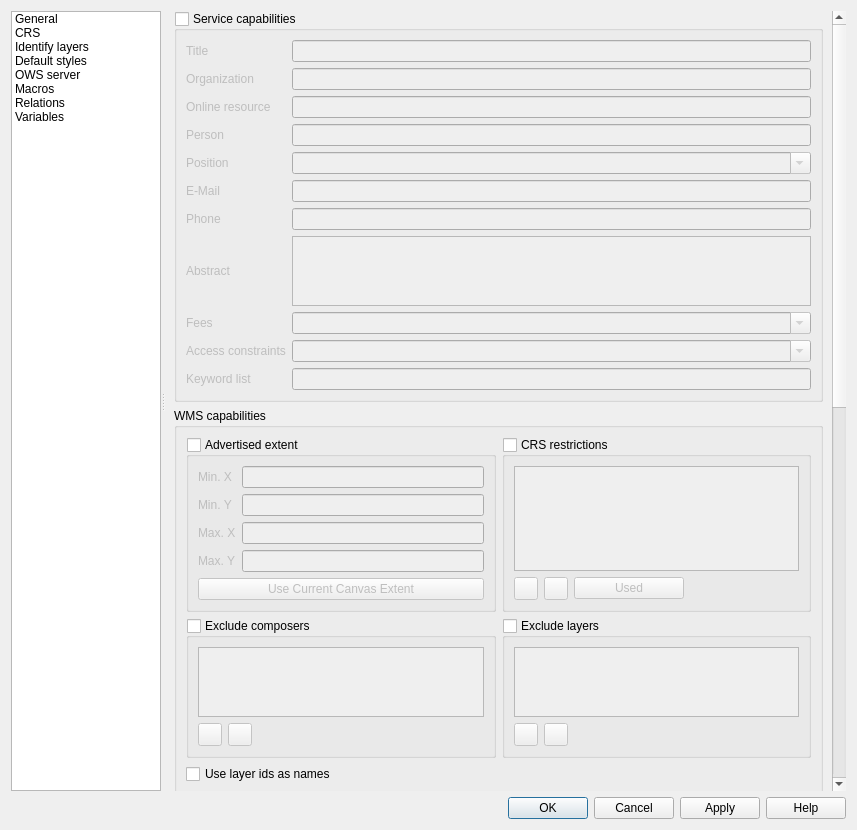
This is src/ui/qgsprojectpropertiesbase.ui in qgis/QGIS as Qt 5 draws it before an edit. The edited form follows.
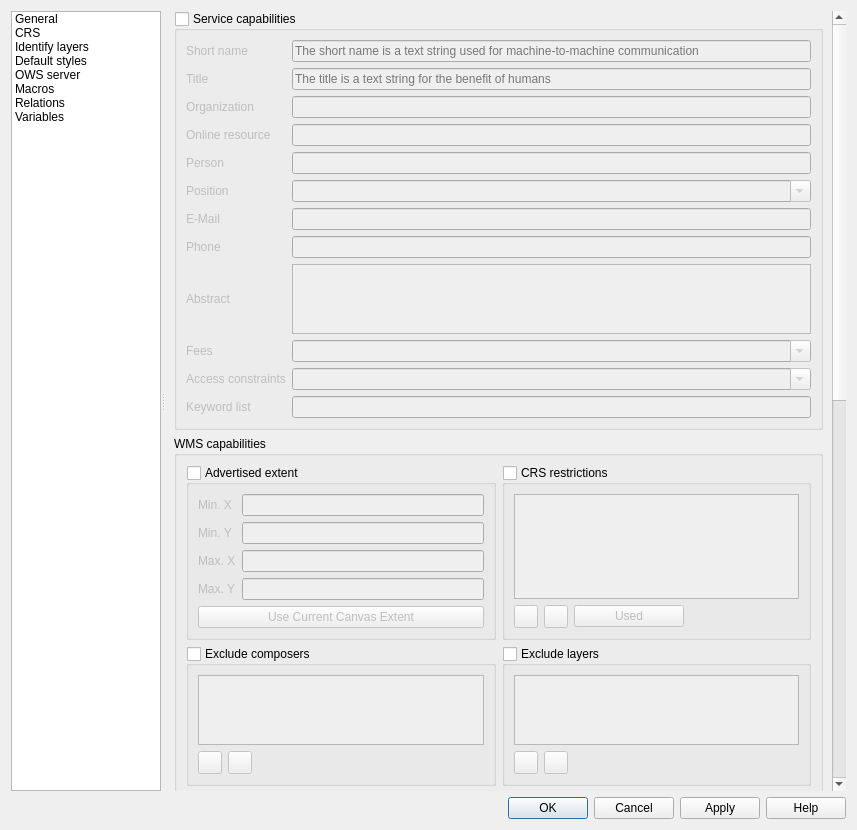
This is the edited form. The open tabs and pages were chosen to show the change. Icons and pictures are not drawn. Custom widgets are drawn as their Qt base class.

Commit message: [FEATURE][QGIS Server] Add short name to layers, groups and project

The edit to the form file:
```diff
--- a/src/ui/qgsprojectpropertiesbase.ui
+++ b/src/ui/qgsprojectpropertiesbase.ui
@@ -1449,7 +1449,7 @@
                   <string notr="true">projowsserver</string>
                  </property>
                  <layout class="QGridLayout" name="gridLayout_6">
-                  <item row="0" column="0">
+                  <item row="1" column="0">
                    <widget class="QLabel" name="label_10">
                     <property name="text">
                      <string>Title</string>
@@ -1459,17 +1459,17 @@
                     </property>
                    </widget>
                   </item>
-                  <item row="2" column="1">
+                  <item row="3" column="1">
                    <widget class="QLineEdit" name="mWMSOnlineResourceLineEdit"/>
                   </item>
-                  <item row="2" column="0">
+                  <item row="3" column="0">
                    <widget class="QLabel" name="mWMSOnlineResourceLabel">
                     <property name="text">
                      <string>Online resource</string>
                     </property>
                    </widget>
                   </item>
-                  <item row="3" column="0">
+                  <item row="4" column="0">
                    <widget class="QLabel" name="label_9">
                     <property name="text">
                      <string>Person</string>
@@ -1479,23 +1479,23 @@
                     </property>
                    </widget>
                   </item>
-                  <item row="5" column="1">
+                  <item row="6" column="1">
                    <widget class="QLineEdit" name="mWMSContactMail"/>
                   </item>
-                  <item row="3" column="1">
+                  <item row="4" column="1">
                    <widget class="QLineEdit" name="mWMSContactPerson"/>
                   </item>
-                  <item row="5" column="0">
+                  <item row="6" column="0">
                    <widget class="QLabel" name="label_13">
                     <property name="text">
                      <string>E-Mail</string>
                     </property>
                    </widget>
                   </item>
-                  <item row="1" column="1">
+                  <item row="2" column="1">
                    <widget class="QLineEdit" name="mWMSContactOrganization"/>
                   </item>
-                  <item row="6" column="0">
+                  <item row="7" column="0">
                    <widget class="QLabel" name="label_12">
                     <property name="text">
                      <string>Phone</string>
@@ -1505,10 +1505,14 @@
                     </property>
                    </widget>
                   </item>
-                  <item row="0" column="1">
-                   <widget class="QLineEdit" name="mWMSTitle"/>
+                  <item row="1" column="1">
+                   <widget class="QLineEdit" name="mWMSTitle">
+                    <property name="placeholderText">
+                     <string>The title is a text string for the benefit of humans</string>
+                    </property>
+                   </widget>
                   </item>
-                  <item row="7" column="0">
+                  <item row="8" column="0">
                    <widget class="QLabel" name="label_15">
                     <property name="text">
                      <string>Abstract</string>
@@ -1518,23 +1522,23 @@
                     </property>
                    </widget>
                   </item>
-                  <item row="6" column="1">
-                   <widget class="QLineEdit" name="mWMSContactPhone"/>
-                  </item>
                   <item row="7" column="1">
+                   <widget class="QLineEdit" name="mWMSContactPhone"/>
+                  </item>
+                  <item row="8" column="1">
                    <widget class="QTextEdit" name="mWMSAbstract"/>
                   </item>
-                  <item row="10" column="0">
+                  <item row="11" column="0">
                    <widget class="QLabel" name="mWMSKeywordListLabel">
                     <property name="text">
                      <string>Keyword list</string>
                     </property>
                    </widget>
                   </item>
-                  <item row="10" column="1">
+                  <item row="11" column="1">
                    <widget class="QLineEdit" name="mWMSKeywordList"/>
                   </item>
-                  <item row="1" column="0">
+                  <item row="2" column="0">
                    <widget class="QLabel" name="label_11">
                     <property name="text">
                      <string>Organization</string>
@@ -1544,48 +1548,62 @@
                     </property>
                    </widget>
                   </item>
-                  <item row="9" column="0">
+                  <item row="10" column="0">
                    <widget class="QLabel" name="mWMSAccessConstraintsLabel">
                     <property name="text">
                      <string>Access constraints</string>
                     </property>
                    </widget>
                   </item>
-                  <item row="8" column="0">
+                  <item row="9" column="0">
                    <widget class="QLabel" name="mWMSFeesLabel">
                     <property name="text">
                      <string>Fees</string>
                     </property>
                    </widget>
                   </item>
-                  <item row="8" column="1">
-                   <widget class="QComboBox" name="mWMSFeesCb">
-                    <property name="editable">
-                     <bool>true</bool>
-                    </property>
-                   </widget>
-                  </item>
                   <item row="9" column="1">
+                   <widget class="QComboBox" name="mWMSFeesCb">
+                    <property name="editable">
+                     <bool>true</bool>
+                    </property>
+                   </widget>
+                  </item>
+                  <item row="10" column="1">
                    <widget class="QComboBox" name="mWMSAccessConstraintsCb">
                     <property name="editable">
                      <bool>true</bool>
                     </property>
                    </widget>
                   </item>
-                  <item row="4" column="0">
+                  <item row="5" column="0">
                    <widget class="QLabel" name="label_20">
                     <property name="text">
                      <string>Position</string>
                     </property>
                    </widget>
                   </item>
-                  <item row="4" column="1">
+                  <item row="5" column="1">
                    <widget class="QComboBox" name="mWMSContactPositionCb">
                     <property name="editable">
                      <bool>true</bool>
                     </property>
                    </widget>
                   </item>
+                  <item row="0" column="1">
+                   <widget class="QLineEdit" name="mWMSName">
+                    <property name="placeholderText">
+                     <string>The short name is a text string used for machine-to-machine communication</string>
+                    </property>
+                   </widget>
+                  </item>
+                  <item row="0" column="0">
+                   <widget class="QLabel" name="label_6">
+                    <property name="text">
+                     <string>Short name</string>
+                    </property>
+                   </widget>
+                  </item>
                  </layout>
                 </widget>
                </item>
```
The commit also changes 26 other files.
